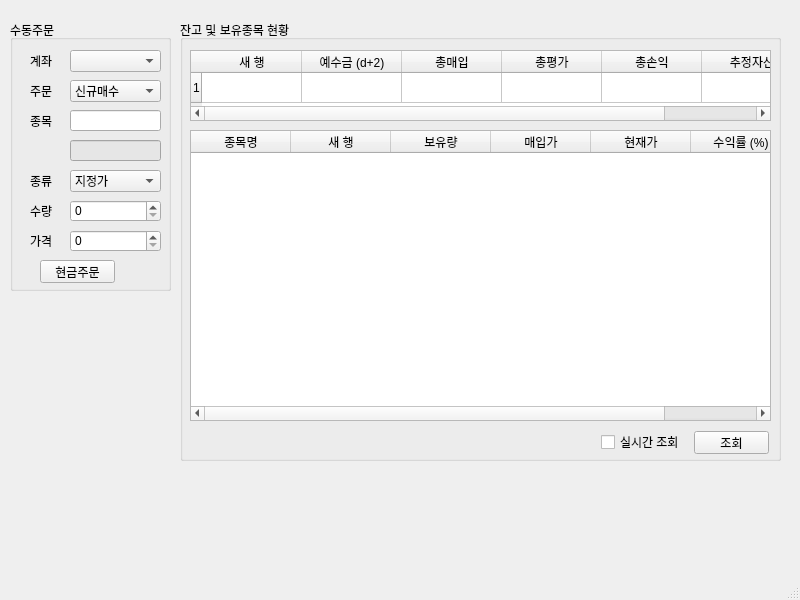
Above: pytrader.ui from Yong-Ju/Auto-trading_python before the change. Below: the same form after it.
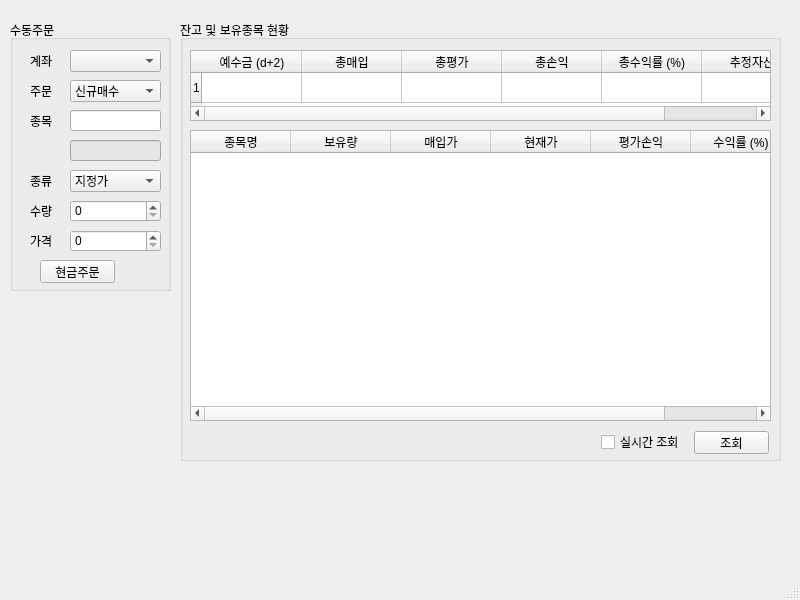
That is the form after the change. Icons and pictures are not drawn.

Commit message: update ui / make method to get balance and stocklist / need to fix req_balance

What changed in the file:
```diff
--- a/pytrader.ui
+++ b/pytrader.ui
@@ -364,11 +364,6 @@
       <number>1</number>
      </property>
      <row/>
-     <column>
-      <property name="text">
-       <string>새 행</string>
-      </property>
-     </column>
      <column>
       <property name="text">
        <string>예수금 (d+2)</string>
@@ -389,6 +384,11 @@
        <string>총손익</string>
       </property>
      </column>
+     <column>
+      <property name="text">
+       <string>총수익률 (%)</string>
+      </property>
+     </column>
      <column>
       <property name="text">
        <string>추정자산</string>
@@ -409,11 +409,6 @@
        <string>종목명</string>
       </property>
      </column>
-     <column>
-      <property name="text">
-       <string>새 행</string>
-      </property>
-     </column>
      <column>
       <property name="text">
        <string>보유량</string>
@@ -429,6 +424,11 @@
        <string>현재가</string>
       </property>
      </column>
+     <column>
+      <property name="text">
+       <string>평가손익</string>
+      </property>
+     </column>
      <column>
       <property name="text">
        <string>수익률 (%)</string>
```
The commit also changes 4 other files.
